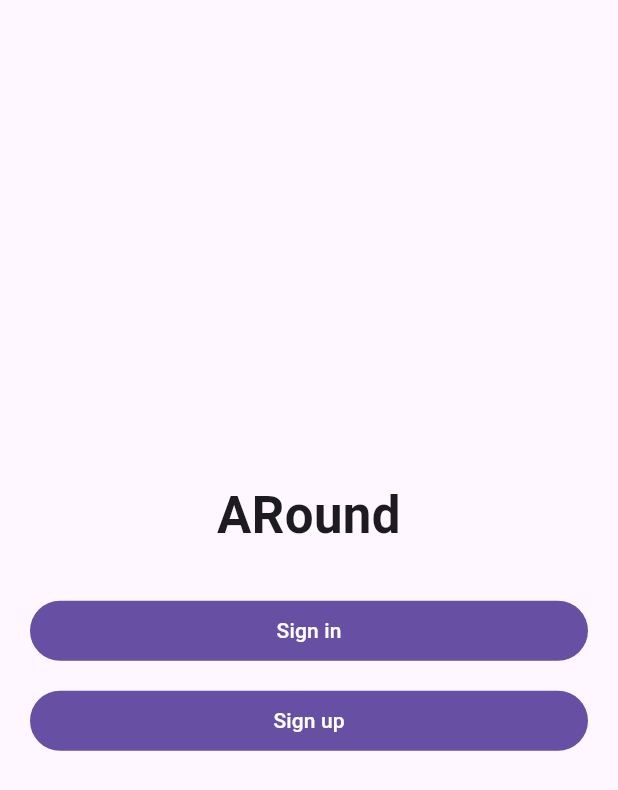
After one commit to SyimykClone/startup_project, a Flutter app: the AuthChoiceScreen screen opened directly, on a phone screen of 412 x 824 dp. The commit adds this screen. Shown: the top 790 px of the screen. Run offline on Flutter 3.47's test engine with Material 3 defaults, Android fonts, the phone set to English and light mode, and no system bars; our stand-ins replace dio, flutter_dotenv, geolocator, shared_preferences; missing offline and left inert: mapbox_maps_flutter; accounts and stored records are empty; statements that could not run were skipped.

Commit message:
frontend: add auth choice screen (sign in / sign up)

```diff
--- a/around/feature/frontend/lib/main.dart
+++ b/around/feature/frontend/lib/main.dart
@@ -37,7 +37,7 @@ class MyApp extends StatelessWidget {
       debugShowCheckedModeBanner: false,
       title: 'ARound',
       onGenerateRoute: AppRouter.onGenerateRoute,
-      initialRoute: Routes.login,
+      initialRoute: Routes.auth,
     );
   }
 }
--- /dev/null
+++ b/around/feature/frontend/lib/screens/auth/auth_choice_screen.dart
@@ -0,0 +1,44 @@
+import 'package:flutter/material.dart';
+import '../../core/router/app_router.dart';
+
+class AuthChoiceScreen extends StatelessWidget {
+  const AuthChoiceScreen({super.key});
+
+  @override
+  Widget build(BuildContext context) {
+    return Scaffold(
+      body: SafeArea(
+        child: Center(
+          child: Padding(
+            padding: const EdgeInsets.all(20),
+            child: ConstrainedBox(
+              constraints: const BoxConstraints(maxWidth: 420),
+              child: Column(
+                mainAxisAlignment: MainAxisAlignment.center,
+                crossAxisAlignment: CrossAxisAlignment.stretch,
+                children: [
+                  const Text(
+                    "ARound",
+                    textAlign: TextAlign.center,
+                    style: TextStyle(fontSize: 34, fontWeight: FontWeight.w700),
+                  ),
+                  const SizedBox(height: 28),
+
+                  FilledButton(
+                    onPressed: () => Navigator.pushNamed(context, Routes.login),
+                    child: const Text("Sign in"),
+                  ),
+                  const SizedBox(height: 12),
+                  FilledButton(
+                    onPressed: () => Navigator.pushNamed(context, Routes.register),
+                    child: const Text("Sign up"),
+                  ),
+                ],
+              ),
+            ),
+          ),
+        ),
+      ),
+    );
+  }
+}
```
